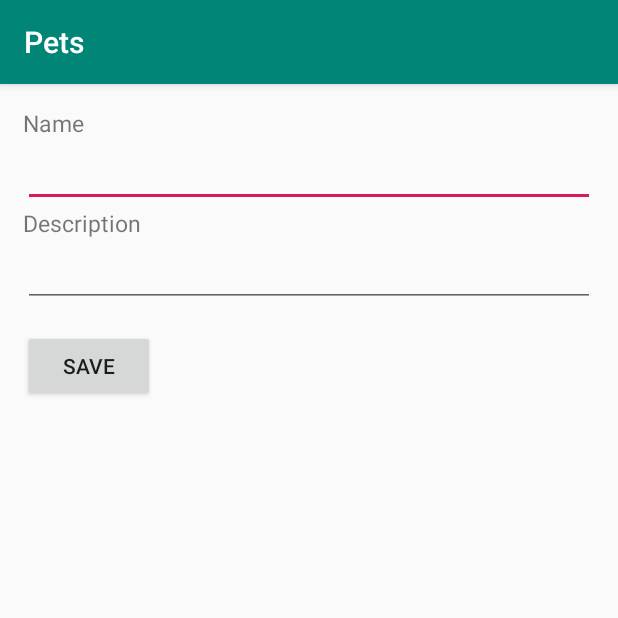
After one commit to thomasphillips3/Pets, an Android app: the AddPetActivity screen opened directly, with no data from a screen before it, on a phone screen of 412 x 824 dp, the top half of it. The commit adds this screen. Run offline under Robolectric (Android 15) with nearby library versions, the phone set to English and light mode, and no system bars; libraries missing offline, so code that uses them is left out: com.amazonaws.amplify, com.apollographql.apollo.

Commit message:
implements add a pet functionality

```diff
--- /dev/null
+++ b/app/src/main/java/com/thomasphillips3/pets/AddPetActivity.java
@@ -0,0 +1,78 @@
+package com.thomasphillips3.pets;
+
+import android.os.Bundle;
+import android.util.Log;
+import android.view.View;
+import android.widget.Button;
+import android.widget.EditText;
+import android.widget.Toast;
+
+import androidx.appcompat.app.AppCompatActivity;
+
+import com.amazonaws.amplify.generated.graphql.CreatePetMutation;
+import com.apollographql.apollo.GraphQLCall;
+import com.apollographql.apollo.api.Response;
+import com.apollographql.apollo.exception.ApolloException;
+
+import javax.annotation.Nonnull;
+
+import type.CreatePetInput;
+
+public class AddPetActivity extends AppCompatActivity {
+    private static final String TAG = AddPetActivity.class.getSimpleName();
+
+    @Override
+    protected void onCreate(Bundle savedInstanceState) {
+        super.onCreate(savedInstanceState);
+        setContentView(R.layout.activity_add_pet);
+
+        Button buttonAddItem = findViewById(R.id.button_save);
+        buttonAddItem.setOnClickListener(new View.OnClickListener() {
+            @Override
+            public void onClick(View view) {
+                save();
+            }
+        });
+    }
+
+    private void save() {
+        final String name = ((EditText) findViewById(R.id.editText_name)).getText().toString();
+        final String description = ((EditText) findViewById(R.id.editText_description)).getText().toString();
+
+        CreatePetInput input = CreatePetInput.builder()
+                .name(name)
+                .description(description)
+                .build();
+
+        CreatePetMutation addPetMutation = CreatePetMutation.builder()
+                .input(input)
+                .build();
+
+        ClientFactory.appSyncClient().mutate(addPetMutation).enqueue(mutateCallback);
+    }
+
+    private GraphQLCall.Callback<CreatePetMutation.Data> mutateCallback = new GraphQLCall.Callback<CreatePetMutation.Data>() {
+        @Override
+        public void onResponse(@Nonnull final Response<CreatePetMutation.Data> response) {
+            runOnUiThread(new Runnable() {
+                @Override
+                public void run() {
+                    Toast.makeText(AddPetActivity.this, "Added pet", Toast.LENGTH_SHORT).show();
+                    AddPetActivity.this.finish();
+                }
+            });
+        }
+
+        @Override
+        public void onFailure(@Nonnull final ApolloException e) {
+            runOnUiThread(new Runnable() {
+                @Override
+                public void run() {
+                    Log.e("", "Failed to perform AddPetMutation", e);
+                    Toast.makeText(AddPetActivity.this, "Failed to add pet", Toast.LENGTH_SHORT).show();
+                    AddPetActivity.this.finish();
+                }
+            });
+        }
+    };
+}
--- /dev/null
+++ b/app/src/main/res/layout/activity_add_pet.xml
@@ -0,0 +1,40 @@
+<?xml version="1.0" encoding="utf-8"?>
+<androidx.constraintlayout.widget.ConstraintLayout
+    xmlns:android="http://schemas.android.com/apk/res/android"
+    xmlns:tools="http://schemas.android.com/tools"
+    android:layout_width="match_parent"
+    android:layout_height="match_parent"
+    tools:context=".AddPetActivity">
+
+    <LinearLayout
+        android:layout_width="match_parent"
+        android:layout_height="match_parent"
+        android:orientation="vertical"
+        android:layout_margin="15dp">
+
+        <TextView
+            android:layout_width="wrap_content"
+            android:layout_height="wrap_content"
+            android:text="Name"
+            android:textSize="15sp"/>
+        <EditText
+            android:id="@+id/editText_name"
+            android:layout_width="match_parent"
+            android:layout_height="wrap_content" />
+        <TextView
+            android:layout_width="wrap_content"
+            android:layout_height="wrap_content"
+            android:text="Description"
+            android:textSize="15sp"/>
+        <EditText
+            android:id="@+id/editText_description"
+            android:layout_width="match_parent"
+            android:layout_height="wrap_content" />
+        <Button
+            android:id="@+id/button_save"
+            android:layout_width="wrap_content"
+            android:layout_height="wrap_content"
+            android:layout_marginTop="15dp"
+            android:text="Save" />
+    </LinearLayout>
+</androidx.constraintlayout.widget.ConstraintLayout>
```
Also changed, not shown: app/src/main/AndroidManifest.xml (+5 -4 lines), app/src/main/java/com/thomasphillips3/pets/MainActivity.java (+12 -0 lines), app/src/main/res/layout/activity_main.xml (+5 -4 lines).
